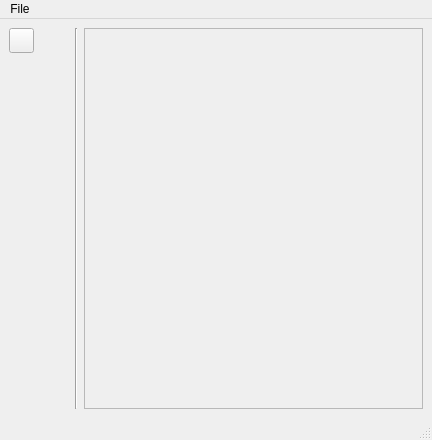
This is mainwindow.ui in cyduoot/pypaint as Qt 5 draws it before an edit. The edited form follows.
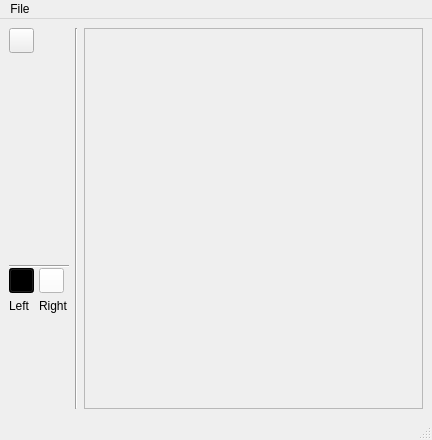
This is the edited form. Icons and pictures are not drawn.

Diff of the .ui file:
```diff
--- a/mainwindow.ui
+++ b/mainwindow.ui
@@ -52,6 +52,89 @@
         <bool>true</bool>
        </property>
       </widget>
+      <widget class="Line" name="line_2">
+       <property name="geometry">
+        <rect>
+         <x>0</x>
+         <y>230</y>
+         <width>61</width>
+         <height>16</height>
+        </rect>
+       </property>
+       <property name="orientation">
+        <enum>Qt::Horizontal</enum>
+       </property>
+      </widget>
+      <widget class="QLabel" name="label_3">
+       <property name="geometry">
+        <rect>
+         <x>0</x>
+         <y>270</y>
+         <width>31</width>
+         <height>16</height>
+        </rect>
+       </property>
+       <property name="text">
+        <string>Left</string>
+       </property>
+      </widget>
+      <widget class="QLabel" name="label_4">
+       <property name="geometry">
+        <rect>
+         <x>30</x>
+         <y>270</y>
+         <width>31</width>
+         <height>16</height>
+        </rect>
+       </property>
+       <property name="text">
+        <string>Right</string>
+       </property>
+      </widget>
+      <widget class="QPushButton" name="lColor">
+       <property name="geometry">
+        <rect>
+         <x>0</x>
+         <y>240</y>
+         <width>25</width>
+         <height>25</height>
+        </rect>
+       </property>
+       <property name="sizePolicy">
+        <sizepolicy hsizetype="Fixed" vsizetype="Fixed">
+         <horstretch>0</horstretch>
+         <verstretch>0</verstretch>
+        </sizepolicy>
+       </property>
+       <property name="styleSheet">
+        <string notr="true">background-color: #000000</string>
+       </property>
+       <property name="text">
+        <string/>
+       </property>
+      </widget>
+      <widget class="QPushButton" name="rColor">
+       <property name="geometry">
+        <rect>
+         <x>30</x>
+         <y>240</y>
+         <width>25</width>
+         <height>25</height>
+        </rect>
+       </property>
+       <property name="sizePolicy">
+        <sizepolicy hsizetype="Fixed" vsizetype="Fixed">
+         <horstretch>0</horstretch>
+         <verstretch>0</verstretch>
+        </sizepolicy>
+       </property>
+       <property name="styleSheet">
+        <string notr="true">background-color:#FFFFFF</string>
+       </property>
+       <property name="text">
+        <string/>
+       </property>
+      </widget>
      </widget>
     </item>
     <item>
```
Left out of the diff: 6 changed lines with no effect on the pictures.
